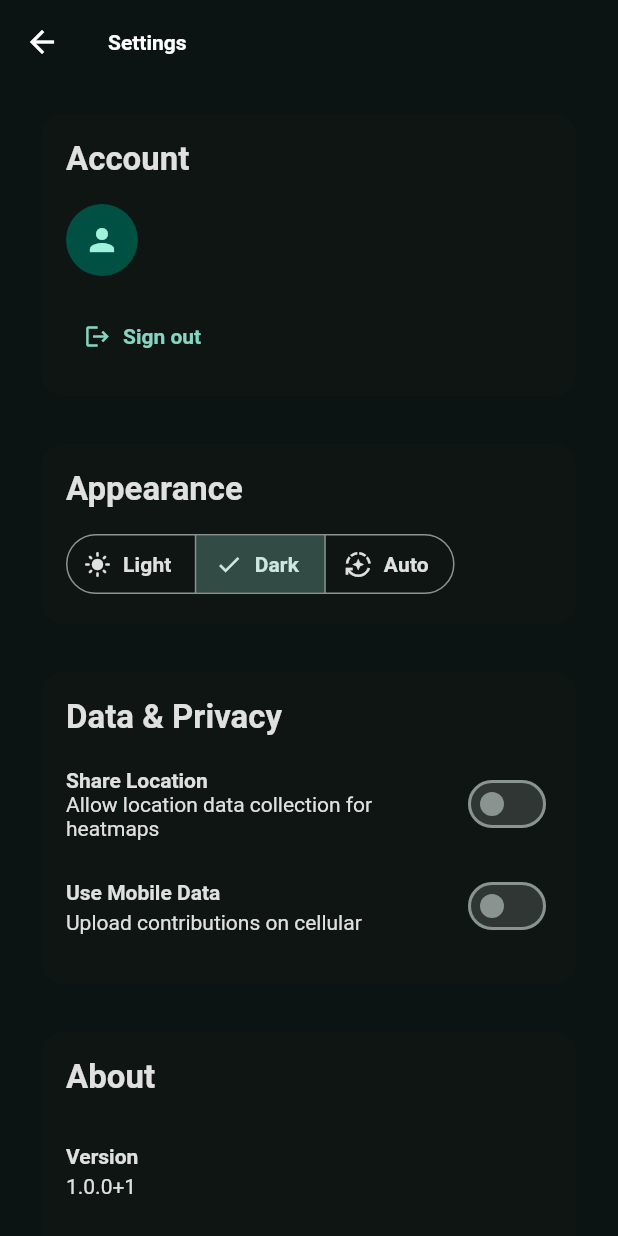
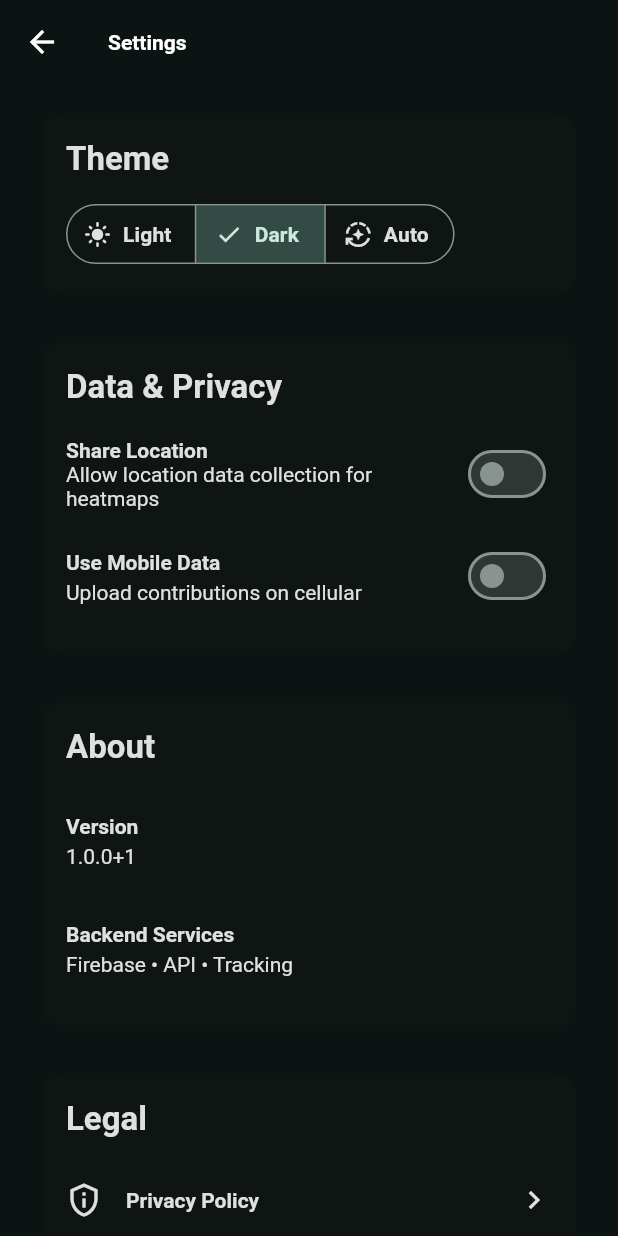
Before and after one commit to erematorg/greengains, a Flutter app: the SettingsScreen screen opened directly, after a tap on "Dark", on a phone screen of 412 x 824 dp. Run offline on Flutter 3.47's test engine with Material 3 defaults, Android fonts, the phone set to English and light mode, and no system bars; our stand-ins replace connectivity_plus, firebase_auth, firebase_core, geolocator, google_sign_in, shared_preferences and 2 more; missing offline and left inert: dart_geohash; accounts and stored records are empty; generated files the repository leaves out were written again.

Commit message:
Separate Profile and Settings screens, fix URLs, and improve sensor initialization
UI/UX Changes:
- Create dedicated profile_screen.dart with user info and account status
- Refactor settings_screen.dart to only contain Data & Privacy, Themes, Legal, and About
- Change bottom nav from "Settings" to "Profile" with person icon
- Add settings cog icon in profile header (top right) for navigation
- Fix all legal URLs to use greengains.eremat.org domain
- Add Data Deletion Request link to legal section

Sensor Improvements:
- Send initial placeholder data immediately when sensors start
- All sensors now "light up" simultaneously in UI instead of one by one
- Better UX with instant visual feedback

Updated URLs:
- Privacy Policy: https://greengains.eremat.org/privacy-policy
- Terms of Service: https://greengains.eremat.org/terms-of-service
- Data Deletion: https://greengains.eremat.org/data-deletion-request

🤖 Generated with [Claude Code](https://claude.com/claude-code)

Co-Authored-By: Claude <noreply@anthropic.com>

```diff
--- a/lib/app_shell.dart
+++ b/lib/app_shell.dart
@@ -1,6 +1,6 @@
 import 'package:flutter/material.dart';
 import 'screens/home_screen.dart';
-import 'screens/settings_screen.dart';
+import 'screens/profile_screen.dart';
 
 /// Main navigation shell with bottom navigation bar
 class AppShell extends StatefulWidget {
@@ -15,7 +15,7 @@ class _AppShellState extends State<AppShell> {
 
   static const _screens = [
     HomeScreen(),
-    SettingsScreen(),
+    ProfileScreen(),
   ];
 
   @override
@@ -39,9 +39,9 @@ class _AppShellState extends State<AppShell> {
             label: 'Home',
           ),
           NavigationDestination(
-            icon: Icon(Icons.settings_outlined),
-            selectedIcon: Icon(Icons.settings),
-            label: 'Settings',
+            icon: Icon(Icons.person_outline),
+            selectedIcon: Icon(Icons.person),
+            label: 'Profile',
           ),
         ],
       ),
--- /dev/null
+++ b/lib/screens/profile_screen.dart
@@ -0,0 +1,282 @@
+import 'package:flutter/material.dart';
+import 'package:firebase_auth/firebase_auth.dart';
+import '../core/themes.dart';
+import '../core/app_preferences.dart';
+import '../services/auth/auth_service.dart';
+import 'settings_screen.dart';
+
+/// Profile screen showing user information and quick stats
+class ProfileScreen extends StatefulWidget {
+  const ProfileScreen({super.key});
+
+  @override
+  State<ProfileScreen> createState() => _ProfileScreenState();
+}
+
+class _ProfileScreenState extends State<ProfileScreen> {
+  final _prefs = AppPreferences.instance;
+
+  @override
+  Widget build(BuildContext context) {
+    final user = FirebaseAuth.instance.currentUser;
+    final theme = Theme.of(context);
+    final isDark = theme.brightness == Brightness.dark;
+
+    return Scaffold(
+      appBar: AppBar(
+        title: const Text('Profile'),
+        actions: [
+          // Settings cog icon (top right)
+          IconButton(
+            icon: const Icon(Icons.settings_outlined),
+            onPressed: () {
+              Navigator.of(context).push(
+                MaterialPageRoute(
+                  builder: (context) => const SettingsScreen(),
+                ),
+              );
+            },
+            tooltip: 'Settings',
+          ),
+        ],
+      ),
+      body: ListView(
+        padding: AppTheme.pagePadding,
+        children: [
+          // Account section
+          if (user == null) ...[
+            Card(
+              child: Padding(
+                padding: const EdgeInsets.all(AppTheme.spaceMd),
+                child: Column(
+                  crossAxisAlignment: CrossAxisAlignment.stretch,
+                  children: [
+                    Center(
+                      child: Icon(
+                        Icons.account_circle_outlined,
+                        size: 80,
+                        color: isDark ? AppColors.darkTextSecondary : AppColors.lightTextSecondary,
+                      ),
+                    ),
+                    const SizedBox(height: AppTheme.spaceMd),
+                    Text(
+                      'Sign in to get started',
+                      style: theme.textTheme.titleLarge,
+                      textAlign: TextAlign.center,
+                    ),
+                    const SizedBox(height: AppTheme.spaceSm),
+                    Text(
+                      'Sync your contributions across devices and earn rewards',
+                      style: theme.textTheme.bodyMedium,
+                      textAlign: TextAlign.center,
+                    ),
+                    const SizedBox(height: AppTheme.spaceLg),
+                    FilledButton.icon(
+                      onPressed: _handleGoogleSignIn,
+                      icon: const Icon(Icons.login),
+                      label: const Text('Sign in with Google'),
+                    ),
+                  ],
+                ),
+              ),
+            ),
+          ] else ...[
+            // User profile card
+            Card(
+              child: Padding(
+                padding: const EdgeInsets.all(AppTheme.spaceLg),
+                child: Column(
+                  children: [
+                    // Profile picture
+                    CircleAvatar(
+                      radius: 48,
+                      backgroundImage: user.photoURL != null
+                          ? NetworkImage(user.photoURL!)
+                          : null,
+                      child: user.photoURL == null
+                          ? const Icon(Icons.person, size: 48)
+                          : null,
+                    ),
+                    const SizedBox(height: AppTheme.spaceMd),
+
+                    // Name
+                    Text(
+                      user.displayName ?? 'User',
+                      style: theme.textTheme.headlineMedium?.copyWith(
+                        fontWeight: FontWeight.w600,
+                      ),
+                      textAlign: TextAlign.center,
+                    ),
+                    const SizedBox(height: AppTheme.spaceSm),
+
+                    // Email
+                    Text(
+                      user.email ?? '',
+                      style: theme.textTheme.bodyMedium?.copyWith(
+                        color: isDark ? AppColors.darkTextSecondary : AppColors.lightTextSecondary,
+                      ),
+                      textAlign: TextAlign.center,
+                    ),
+                    const SizedBox(height: AppTheme.spaceMd),
+
+                    // Member since (if available)
+                    if (user.metadata.creationTime != null)
+                      Container(
+                        padding: const EdgeInsets.symmetric(
+                          horizontal: AppTheme.spaceMd,
+                          vertical: AppTheme.spaceSm,
+                        ),
+                        decoration: BoxDecoration(
+                          color: isDark ? AppColors.darkSurfaceElevated : AppColors.lightSurface,
+                          borderRadius: BorderRadius.circular(8),
+                        ),
+                        child: Text(
+                          'Member since ${_formatDate(user.metadata.creationTime!)}',
+                          style: theme.textTheme.bodySmall,
+                        ),
+                      ),
+                  ],
+                ),
+              ),
+            ),
+
+            const SizedBox(height: AppTheme.spaceLg),
+
+            // Quick stats (if useful)
+            Card(
+              child: Padding(
+                padding: const EdgeInsets.all(AppTheme.spaceMd),
+                child: Column(
+                  crossAxisAlignment: CrossAxisAlignment.start,
+                  children: [
+                    Text(
+                      'Account Status',
+                      style: theme.textTheme.titleLarge,
+                    ),
+                    const SizedBox(height: AppTheme.spaceMd),
+                    _buildStatusRow(
+                      context,
+                      icon: Icons.email_outlined,
+                      label: 'Email verified',
+                      value: user.emailVerified ? 'Yes' : 'No',
+                      isVerified: user.emailVerified,
+                    ),
+                    _buildStatusRow(
+                      context,
+                      icon: Icons.location_on_outlined,
+                      label: 'Location sharing',
+                      value: _prefs.shareLocation ? 'Enabled' : 'Disabled',
+                      isVerified: _prefs.shareLocation,
+                    ),
+                    _buildStatusRow(
+                      context,
+                      icon: Icons.data_usage_outlined,
+                      label: 'Mobile data uploads',
+                      value: _prefs.useMobileUploads ? 'Enabled' : 'Disabled',
+                      isVerified: _prefs.useMobileUploads,
+                    ),
+                  ],
+                ),
+              ),
+            ),
+
+            const SizedBox(height: AppTheme.spaceLg),
+
+            // Sign out button
+            OutlinedButton.icon(
+              onPressed: _handleSignOut,
+              icon: const Icon(Icons.logout),
+              label: const Text('Sign out'),
+              style: OutlinedButton.styleFrom(
+                foregroundColor: AppColors.error,
+                side: BorderSide(color: AppColors.error.withOpacity(0.5)),
+              ),
+            ),
+          ],
+        ],
+      ),
+    );
+  }
+
+  Widget _buildStatusRow(
+    BuildContext context, {
+    required IconData icon,
+    required String label,
+    required String value,
+    required bool isVerified,
+  }) {
+    final theme = Theme.of(context);
+    final isDark = theme.brightness == Brightness.dark;
+
+    return Padding(
+      padding: const EdgeInsets.only(bottom: AppTheme.spaceSm),
+      child: Row(
+        children: [
+          Icon(
+            icon,
+            size: 20,
+            color: isDark ? AppColors.darkTextSecondary : AppColors.lightTextSecondary,
+          ),
+          const SizedBox(width: AppTheme.spaceSm),
+          Expanded(
+            child: Text(
+              label,
+              style: theme.textTheme.bodyMedium,
+            ),
+          ),
+          Text(
+            value,
+            style: theme.textTheme.bodyMedium?.copyWith(
+              color: isVerified ? AppColors.success : AppColors.warning,
+              fontWeight: FontWeight.w600,
+            ),
+          ),
+        ],
+      ),
+    );
+  }
+
+  String _formatDate(DateTime date) {
+    final months = [
+      'Jan', 'Feb', 'Mar', 'Apr', 'May', 'Jun',
+      'Jul', 'Aug', 'Sep', 'Oct', 'Nov', 'Dec'
+    ];
+    return '${months[date.month - 1]} ${date.year}';
+  }
+
+  Future<void> _handleGoogleSignIn() async {
+    try {
+      await AuthService.signInWithGoogleUniversal();
+      if (mounted) {
+        setState(() {});
+        ScaffoldMessenger.of(context).showSnackBar(
+          const SnackBar(content: Text('Signed in successfully')),
+        );
+      }
+    } catch (e) {
+      if (mounted) {
+        ScaffoldMessenger.of(context).showSnackBar(
+          SnackBar(content: Text('Sign-in failed: $e')),
+        );
+      }
+    }
+  }
+
+  Future<void> _handleSignOut() async {
+    try {
+      await FirebaseAuth.instance.signOut();
+      if (mounted) {
+        setState(() {});
+        ScaffoldMessenger.of(context).showSnackBar(
+          const SnackBar(content: Text('Signed out')),
+        );
+      }
+    } catch (e) {
+      if (mounted) {
+        ScaffoldMessenger.of(context).showSnackBar(
+          SnackBar(content: Text('Sign-out failed: $e')),
+        );
+      }
+    }
+  }
+}
--- a/lib/screens/settings_screen.dart
+++ b/lib/screens/settings_screen.dart
@@ -1,14 +1,12 @@
 import 'package:flutter/material.dart';
 import 'package:flutter/foundation.dart';
-import 'package:firebase_auth/firebase_auth.dart';
 import 'package:flutter/services.dart';
 import '../core/themes.dart';
 import '../core/theme_controller.dart';
 import '../core/app_preferences.dart';
-import '../services/auth/auth_service.dart';
 import 'webview_screen.dart';
 
-/// Settings screen for app configuration
+/// Settings screen for Data & Privacy, Themes, and Legal
 class SettingsScreen extends StatefulWidget {
   const SettingsScreen({super.key});
 
@@ -23,7 +21,6 @@ class _SettingsScreenState extends State<SettingsScreen> {
 
   @override
   Widget build(BuildContext context) {
-    final user = FirebaseAuth.instance.currentUser;
     final theme = Theme.of(context);
 
     return Scaffold(
@@ -33,89 +30,7 @@ class _SettingsScreenState extends State<SettingsScreen> {
       body: ListView(
         padding: AppTheme.pagePadding,
         children: [
-          // Account section
-          if (user == null) ...[
-            Card(
-              child: Padding(
-                padding: const EdgeInsets.all(AppTheme.spaceMd),
-                child: Column(
-                  crossAxisAlignment: CrossAxisAlignment.stretch,
-                  children: [
-                    Text(
-                      'Account',
-                      style: theme.textTheme.titleLarge,
-                    ),
-                    const SizedBox(height: AppTheme.spaceMd),
-                    Text(
-                      'Sign in to sync your contributions and earn rewards',
-                      style: theme.textTheme.bodyMedium,
-                    ),
-                    const SizedBox(height: AppTheme.spaceMd),
-                    FilledButton.icon(
-                      onPressed: _handleGoogleSignIn,
-                      icon: const Icon(Icons.login),
-                      label: const Text('Sign in with Google'),
-                    ),
-                  ],
-                ),
-              ),
-            ),
-          ] else ...[
-            Card(
-              child: Padding(
-                padding: const EdgeInsets.all(AppTheme.spaceMd),
-                child: Column(
-                  crossAxisAlignment: CrossAxisAlignment.start,
-                  children: [
-                    Text(
-                      'Account',
-                      style: theme.textTheme.titleLarge,
-                    ),
-                    const SizedBox(height: AppTheme.spaceMd),
-                    Row(
-                      children: [
-                        CircleAvatar(
-                          radius: 24,
-                          backgroundImage: user.photoURL != null
-                              ? NetworkImage(user.photoURL!)
-                              : null,
-                          child: user.photoURL == null
-                              ? const Icon(Icons.person)
-                              : null,
-                        ),
-                        const SizedBox(width: AppTheme.spaceMd),
-                        Expanded(
-                          child: Column(
-                            crossAxisAlignment: CrossAxisAlignment.start,
-                            children: [
-                              Text(
-                                user.displayName ?? 'User',
-                                style: theme.textTheme.titleMedium,
-                              ),
-                              Text(
-                                user.email ?? '',
-                                style: theme.textTheme.bodySmall,
-                              ),
-                            ],
-                          ),
-                        ),
-                      ],
-                    ),
-                    const SizedBox(height: AppTheme.spaceMd),
-                    TextButton.icon(
-                      onPressed: _handleSignOut,
-                      icon: const Icon(Icons.logout),
-                      label: const Text('Sign out'),
-                    ),
-                  ],
-                ),
-              ),
-            ),
-          ],
-
-          const SizedBox(height: AppTheme.spaceLg),
-
-          // Appearance section
+          // Appearance / Theme section
           Card(
             child: Padding(
               padding: const EdgeInsets.all(AppTheme.spaceMd),
@@ -123,7 +38,7 @@ class _SettingsScreenState extends State<SettingsScreen> {
                 crossAxisAlignment: CrossAxisAlignment.start,
                 children: [
                   Text(
-                    'Appearance',
+                    'Theme',
                     style: theme.textTheme.titleLarge,
                   ),
                   const SizedBox(height: AppTheme.spaceSm),
@@ -261,7 +176,7 @@ class _SettingsScreenState extends State<SettingsScreen> {
                     trailing: const Icon(Icons.chevron_right),
                     onTap: () => _openWebView(
                       context,
-                      'https://greengains.app/privacy',
+                      'https://greengains.eremat.org/privacy-policy',
                       'Privacy Policy',
                     ),
                   ),
@@ -272,9 +187,49 @@ class _SettingsScreenState extends State<SettingsScreen> {
                     trailing: const Icon(Icons.chevron_right),
                     onTap: () => _openWebView(
                       context,
-                      'https://greengains.app/terms',
+                      'https://greengains.eremat.org/terms-of-service',
                       'Terms of Service',
                     ),
+                  ),
+                  ListTile(
+                    contentPadding: EdgeInsets.zero,
+                    leading: const Icon(Icons.delete_outline),
+                    title: const Text('Request Data Deletion'),
+                    trailing: const Icon(Icons.chevron_right),
+                    onTap: () => _openWebView(
+                      context,
+                      'https://greengains.eremat.org/data-deletion-request',
+                      'Request Data Deletion',
+                    ),
+                  ),
+                ],
+              ),
+            ),
+          ),
+
+          const SizedBox(height: AppTheme.spaceLg),
+
+          // About section
+          Card(
+            child: Padding(
+              padding: const EdgeInsets.all(AppTheme.spaceMd),
+              child: Column(
+                crossAxisAlignment: CrossAxisAlignment.start,
+                children: [
+                  Text(
+                    'About',
+                    style: theme.textTheme.titleLarge,
+                  ),
+                  const SizedBox(height: AppTheme.spaceSm),
+                  ListTile(
+                    contentPadding: EdgeInsets.zero,
+                    title: const Text('Version'),
+                    subtitle: const Text('1.0.0+1'),
+                  ),
+                  ListTile(
+                    contentPadding: EdgeInsets.zero,
+                    title: const Text('Backend Services'),
+                    subtitle: const Text('Firebase • API • Tracking'),
                   ),
                 ],
               ),
@@ -283,42 +238,6 @@ class _SettingsScreenState extends State<SettingsScreen> {
         ],
       ),
     );
-  }
-
-  Future<void> _handleGoogleSignIn() async {
-    try {
-      await AuthService.signInWithGoogleUniversal();
-      if (mounted) {
-        setState(() {});
-        ScaffoldMessenger.of(context).showSnackBar(
-          const SnackBar(content: Text('Signed in successfully')),
-        );
-      }
-    } catch (e) {
-      if (mounted) {
-        ScaffoldMessenger.of(context).showSnackBar(
-          SnackBar(content: Text('Sign-in failed: $e')),
-        );
-      }
-    }
-  }
-
-  Future<void> _handleSignOut() async {
-    try {
-      await FirebaseAuth.instance.signOut();
-      if (mounted) {
-        setState(() {});
-        ScaffoldMessenger.of(context).showSnackBar(
-          const SnackBar(content: Text('Signed out')),
-        );
-      }
-    } catch (e) {
-      if (mounted) {
-        ScaffoldMessenger.of(context).showSnackBar(
-          SnackBar(content: Text('Sign-out failed: $e')),
-        );
-      }
-    }
   }
 
   void _openWebView(BuildContext context, String url, String title) {
```
Also changed, not shown: 1 other file.
